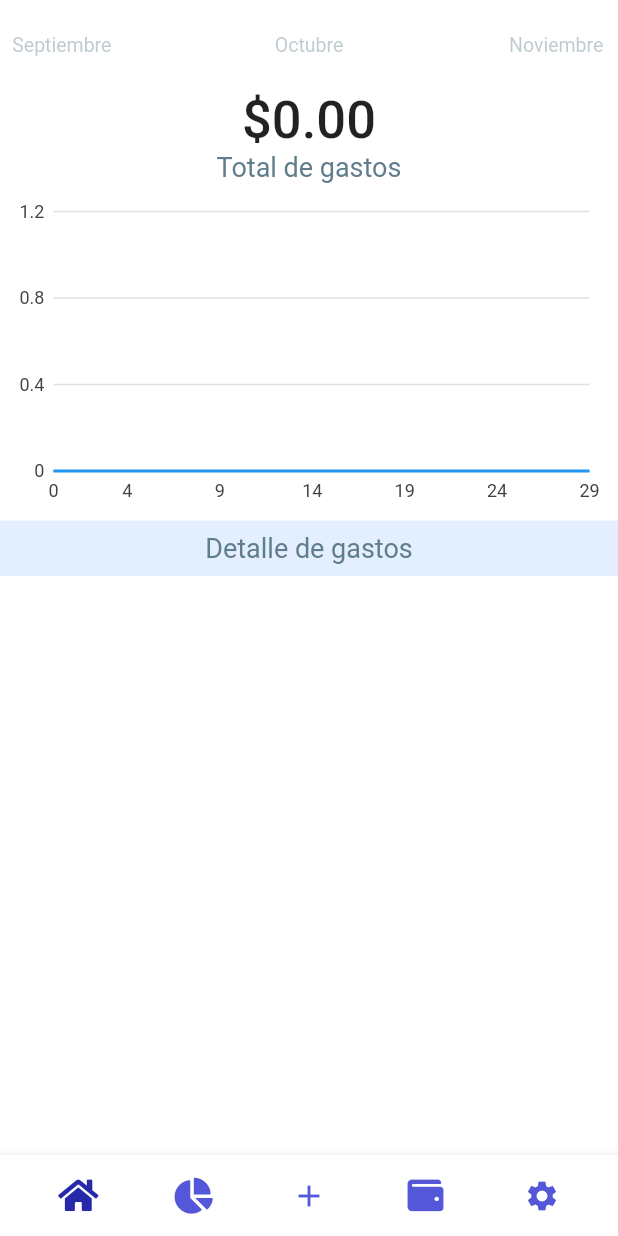
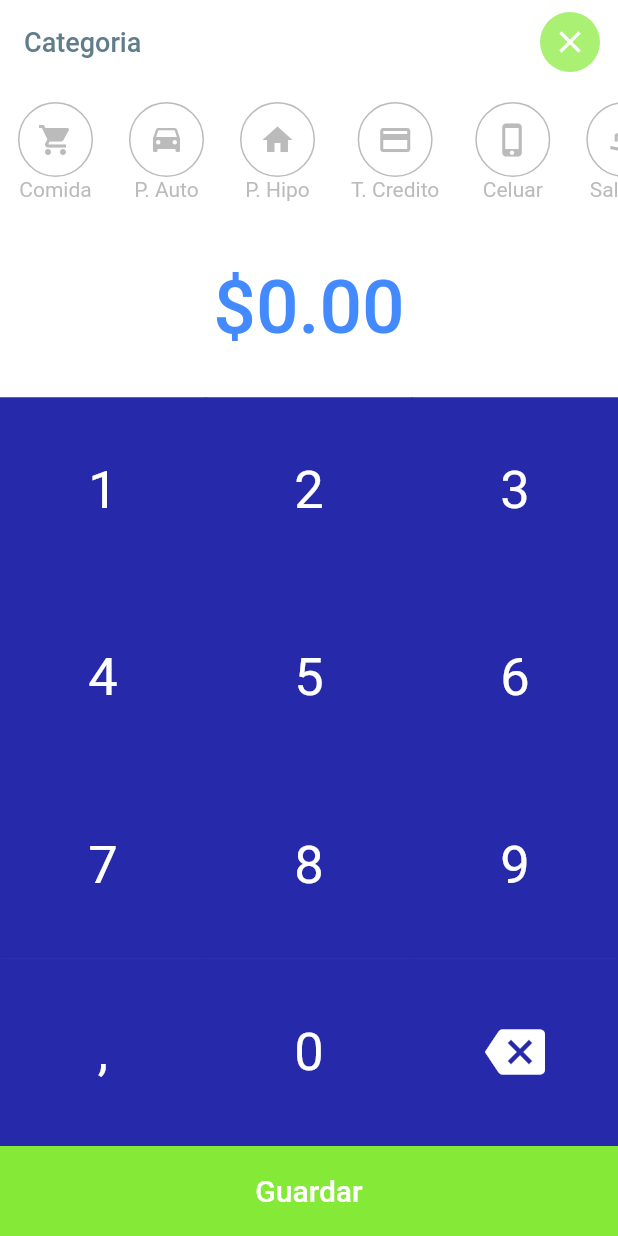
Before and after one commit to jchevalier98/FluuterApp, a Flutter app: the screen it shows after launch, after a tap on the "add" icon, on a phone screen of 412 x 824 dp. Run offline on Flutter 3.47's test engine with Material 2 defaults, Android fonts, the phone set to English and light mode, and no system bars; our stand-ins replace charts_flutter, cloud_firestore, font_awesome_flutter; accounts and stored records are empty.

Commit message:
Se suben cambios del app para implementar bloc

```diff
--- a/lib/main.dart
+++ b/lib/main.dart
@@ -1,4 +1,5 @@
 import 'package:flutter/material.dart';
+import 'package:navigation_bar/pages/add_page.dart';
 
 import 'pages/home.dart';
 
@@ -13,7 +14,10 @@ class MyApp extends StatelessWidget {
         scaffoldBackgroundColor: Colors.white,
         primaryColor: Colors.white
       ),
-      home: Home()
+      routes: {
+        '/': (BuildContext context) => Home(),
+        '/add' : (BuildContext context) => AddPage(),
+      }
     );
   }
 }
--- /dev/null
+++ b/lib/pages/add_page.dart
@@ -0,0 +1,238 @@
+import 'package:cloud_firestore/cloud_firestore.dart';
+import 'package:flutter/material.dart';
+import 'package:font_awesome_flutter/font_awesome_flutter.dart';
+import 'package:navigation_bar/widget/category_selector_widget.dart';
+
+class AddPage extends StatefulWidget {
+  @override
+  _AddPageState createState() => _AddPageState();
+}
+
+class _AddPageState extends State<AddPage> {
+  int amount = 0;
+  var realValue;
+  String category;
+
+  @override
+  Widget build(BuildContext context) {
+    return Scaffold(
+      appBar: AppBar(
+        automaticallyImplyLeading: false,
+        backgroundColor: Colors.transparent,
+        elevation: 0.0,
+        title: Text(
+          "Categoria",
+          style: TextStyle(
+            color: Colors.blueGrey,
+            fontSize: 18.0,
+            fontWeight: FontWeight.w500
+          ),
+        ),
+        actions: <Widget>[
+          Padding(
+            padding: const EdgeInsets.all(8.0),
+            child: Container(
+              decoration: BoxDecoration(
+                shape: BoxShape.circle,
+                color: Color(0xFF85e938).withOpacity(0.7),
+              ),
+              child: IconButton(
+                icon: Icon(
+                  Icons.close,
+                  color: Colors.white,
+                ),
+                onPressed: () {
+                  Navigator.of(context).pop();
+                }
+              ),
+            ),
+          )
+        ],
+      ),
+      body: _body(),
+    );
+  }
+
+  Widget _body() {
+    return Column(
+      children: <Widget>[
+        _categorySelector(),
+        _currentValue(),
+        _numpad(),
+        _submit()
+      ],
+    );
+  }
+
+  Widget _categorySelector() {
+    return Container(
+      height: 90.0,
+      child: CategorySelectionWidget(
+        categories: {
+          "Comida": Icons.shopping_cart,
+          "P. Auto": Icons.time_to_leave,
+          "P. Hipo": Icons.home,
+          "T. Credito": Icons.credit_card,
+          "Celuar": Icons.phone_iphone,
+          "Salidas": Icons.directions_run,
+          "Ropa": FontAwesomeIcons.tshirt,
+          "Alcohol": FontAwesomeIcons.beer,
+          "Otros": Icons.beach_access,
+          //"Añadir": Icons.add,
+        },
+        onValueChanged: (newCategory) => category = newCategory,
+      ),
+    );
+  }
+  Widget _currentValue() {
+
+    realValue = amount / 100.0;
+    return Padding(
+      padding: const EdgeInsets.symmetric(vertical: 30.0),
+      child: Text(
+        "\$${realValue.toStringAsFixed(2)}",
+        style: TextStyle(
+          fontSize: 50.0,
+          fontWeight: FontWeight.w500,
+          color: Colors.blueAccent
+        ),
+      ),
+    );
+  }
+
+  Widget _num(double heigth, String text){
+    return GestureDetector(
+      behavior: HitTestBehavior.opaque,
+      onTap: (){
+        setState(() {
+          if(text == ','){
+            amount = amount * 100;
+          }
+          else{
+            amount = amount * 10 + int.parse(text);
+          }
+        });
+      },
+      child: Container(
+        height: heigth,
+        color: Color(0xFF262aaa),
+        child: Center(
+          child: Text(
+            text,
+            style: TextStyle(
+              color: Colors.white,
+              fontSize: 35.0
+            ),
+          )
+        )
+      )
+    );
+  }
+  Widget _numpad() {
+    return Expanded(
+      child: LayoutBuilder(
+        builder: (BuildContext context, BoxConstraints constraint) {
+          var heigth = constraint.biggest.height / 4;
+          return Table(
+            border: TableBorder.all(
+              color: Color(0xFF262aaa),
+              width: 1.0
+            ),
+            children: [
+              TableRow(
+                children: [
+                  _num(heigth, '1'),
+                  _num(heigth, '2'),
+                  _num(heigth, '3'),
+                ]
+              ),
+              TableRow(
+                children: [
+                  _num(heigth, '4'),
+                  _num(heigth, '5'),
+                  _num(heigth, '6'),
+                ]
+              ),
+              TableRow(
+                children: [
+                  _num(heigth, '7'),
+                  _num(heigth, '8'),
+                  _num(heigth, '9'),
+                ]
+              ),
+              TableRow(
+                children: [
+                  _num(heigth, ','),
+                  _num(heigth, '0'),
+                  GestureDetector(
+                    onTap: (){
+                      setState(() {
+                        amount = amount ~/ 10;
+                      });
+                    },
+                    child: Container(
+                      color: Color(0xFF262aaa),
+                      height : heigth,
+                      child: Center(
+                        child: Icon(
+                          Icons.backspace,
+                          color: Colors.white,
+                          size: 40.0,
+                        ),
+                      ),
+                    )
+                  )
+                ]
+              ),
+            ],
+          );
+        }
+      )
+    );
+  }
+
+  Widget _submit() {
+    return Builder(
+      builder: (BuildContext context){
+        return Hero(
+          tag: "add_button",
+          child: Container(
+            height: 60.0,
+            width: double.infinity,
+            decoration: BoxDecoration(
+              color: Color(0xFF85e938),
+            ),
+            child: MaterialButton(
+              child: Text(
+                "Guardar",
+                style: TextStyle(
+                  color: Colors.white,
+                  fontSize:20.0
+                ),
+              ),
+              onPressed: (){
+                if(amount > 0 && category != null){
+                  Firestore.instance
+                    .collection('expenses')
+                    .document()
+                    .setData({
+                      "category":category,
+                      "amount": realValue,
+                      "day" : DateTime.now().day,
+                      "month": DateTime.now().month
+                    });
+                    Navigator.of(context).pop();
+                }
+                else{
+                  Scaffold.of(context).showSnackBar(
+                    SnackBar(content: Text("Recuerde seleccionar la cateegoria y monto"),)
+                  );
+                }
+              }
+            ),
+          )
+        );
+      }
+    );
+  }
+}
--- a/lib/pages/body.dart
+++ b/lib/pages/body.dart
@@ -11,7 +11,7 @@ class Body extends StatefulWidget {
 class _BodyState extends State<Body> {
 
   PageController _pageController;
-  int currentPage = 2;
+  int currentPage = DateTime.now().month;
   Stream<QuerySnapshot> _query;
 
   @override
@@ -20,24 +20,25 @@ class _BodyState extends State<Body> {
 
     _query = Firestore.instance
       .collection('expenses')
-      .where("month", isEqualTo: currentPage + 1)
+      .where("month", isEqualTo: currentPage)
       .snapshots();
 
     _pageController = PageController(
-      initialPage: 9,
+      initialPage: currentPage,
       viewportFraction: 0.4,
     );
   }
 
   @override
   Widget build(BuildContext context) {
+
     return SafeArea(
       child: Column(
         children: <Widget>[
           _selector(),
           StreamBuilder(
             stream: _query,
-            builder: (BuildContext conteext, AsyncSnapshot<QuerySnapshot> data) {
+            builder: (BuildContext context, AsyncSnapshot<QuerySnapshot> data) {
               if(data.hasData){
                 return MonthWidget(documents: data.data.documents);
               }
@@ -85,6 +86,7 @@ class _BodyState extends State<Body> {
   }
 
   Widget _selector() {
+
     return SizedBox.fromSize(
       size: Size.fromHeight(60.0),
       child: PageView(
--- a/lib/pages/home.dart
+++ b/lib/pages/home.dart
@@ -1,6 +1,5 @@
 import 'package:flutter/material.dart';
 import 'package:navigation_bar/widget/bottom_action.dart';
-import 'package:font_awesome_flutter/font_awesome_flutter.dart';
 import 'package:navigation_bar/pages/body.dart';
 
 class Home extends StatelessWidget{
@@ -15,11 +14,21 @@ class Home extends StatelessWidget{
           mainAxisSize: MainAxisSize.max,
           mainAxisAlignment: MainAxisAlignment.spaceEvenly,
           children: <Widget>[
-            BottomBar(icon: FontAwesomeIcons.home, isSelected: true,),
-            BottomBar(icon: FontAwesomeIcons.chartPie),
-            BottomBar(icon: Icons.add),
-            BottomBar(icon: FontAwesomeIcons.wallet),
-            BottomBar(icon: Icons.settings),
+            BottomBar(icon: Icons.home, isSelected: true, page: '/',),
+            BottomBar(icon: Icons.show_chart, page: '/'),
+            CircleAvatar(
+              radius: 21.0,
+              backgroundColor: Color(0xFF0b1dab),
+              child: new IconButton(
+                icon: new Icon(Icons.add),
+                color: Colors.white,
+                onPressed: () {
+                  Navigator.of(context).pushNamed('/add');
+                },
+              )
+            ),
+            BottomBar(icon: Icons.notifications_none, page: '/'),
+            BottomBar(icon: Icons.perm_identity, page: '/'),
           ],
         ),
       ),
--- /dev/null
+++ b/lib/util/graph_bar_widget.dart
@@ -0,0 +1,81 @@
+import 'package:charts_flutter/flutter.dart';
+import 'package:flutter/material.dart';
+
+
+class SimpleBarChart extends StatefulWidget {
+
+  final List<double> data;
+  const SimpleBarChart({Key key, this.data}) : super(key:key);
+  @override
+  _SimpleBarChartState createState() => _SimpleBarChartState();
+}
+
+
+class _SimpleBarChartState extends State<SimpleBarChart>{
+
+  _onSelectionChanged(SelectionModel model) {
+    final selectedDatum = model.selectedDatum;
+
+    var time;
+    final measures = <String, double>{};
+    if(selectedDatum.isNotEmpty) {
+      time = selectedDatum.first.datum;
+      selectedDatum.forEach((SeriesDatum datumPair) {
+        measures[datumPair.series.displayName] = datumPair.datum;
+      });
+    }
+    print(time);
+  }
+  @override
+  Widget build(BuildContext context) {
+
+    final expenses = new List<DayOfMonth>();
+    for(int i = 0; i < widget.data.length; i++){
+      print(widget.data[i].toString());
+      expenses.add(new DayOfMonth(i.toString(), widget.data[i]));
+    }
+
+    List<Series<DayOfMonth, String>> series = [
+      Series<DayOfMonth, String>(
+        id: 'Mobile',
+        colorFn: (_, __) => MaterialPalette.red.shadeDefault,
+        domainFn: (DayOfMonth index, _) => index.year,
+        measureFn: (DayOfMonth index, _) => index.sales,
+        data: expenses,
+        strokeWidthPxFn: (_, __) => 4,
+      )
+    ];
+
+    final staticTicks = <TickSpec<String>>[
+      TickSpec('0', label: '01'),
+      TickSpec('4', label: '05'),
+      TickSpec('9', label: '10'),
+      TickSpec('14', label: '15'),
+      TickSpec('19', label: '20'),
+      TickSpec('24', label: '25'),
+      TickSpec('29', label: '30'),
+    ];
+
+    return BarChart(
+      series,
+      animate: true,
+      selectionModels: [
+        SelectionModelConfig(
+          type: SelectionModelType.info,
+          changedListener: _onSelectionChanged,
+        )
+      ],
+      domainAxis: new OrdinalAxisSpec(
+        tickProviderSpec: new StaticOrdinalTickProviderSpec(staticTicks)
+      ),
+    );
+  }
+}
+
+/// Sample ordinal data type.
+class DayOfMonth {
+  final String year;
+  final double sales;
+
+  DayOfMonth(this.year, this.sales);
+}
--- a/lib/util/graph_widget.dart
+++ b/lib/util/graph_widget.dart
@@ -16,14 +16,13 @@ class _GraphWidgetState extends State<GraphWidget> {
 
     var time;
     final measures = <String, double>{};
-    if (selectedDatum.isNotEmpty) {
+    if(selectedDatum.isNotEmpty) {
       time = selectedDatum.first.datum;
       selectedDatum.forEach((SeriesDatum datumPair) {
         measures[datumPair.series.displayName] = datumPair.datum;
       });
     }
     print(time);
-    print(measures);
   }
 
   @override
@@ -31,7 +30,7 @@ class _GraphWidgetState extends State<GraphWidget> {
     List<Series<double, num>> series = [
       Series<double, int>(
         id: 'Gasto',
-        colorFn: (_, __) => MaterialPalette.blue.shadeDefault,
+        colorFn: (_, __) => MaterialPalette.red.shadeDefault,
         domainFn: (value, index) => index,
         measureFn: (value, _) => value,
         data: widget.data,
@@ -39,8 +38,9 @@ class _GraphWidgetState extends State<GraphWidget> {
       )
     ];
 
-    return LineChart(series,
-      animate: false,
+    return LineChart(
+      series,
+      animate: true,
       selectionModels: [
         SelectionModelConfig(
           type: SelectionModelType.info,
--- a/lib/util/separator.dart
+++ b/lib/util/separator.dart
@@ -8,7 +8,7 @@ class Separator extends StatelessWidget {
   @override
   Widget build(BuildContext context) {
     return Container(
-      color: Colors.blueAccent.withOpacity(0.15),
+      color: Colors.grey.withOpacity(0.15),
       height: space,
     );
   }
--- a/lib/widget/bottom_action.dart
+++ b/lib/widget/bottom_action.dart
@@ -4,7 +4,8 @@ class BottomBar extends StatelessWidget {
 
   final IconData icon;
   final bool isSelected;
-  const BottomBar({Key key, this.icon, this.isSelected = false}) : super(key: key);
+  final String page;
+  const BottomBar({Key key, this.icon, this.isSelected = false, this.page}) : super(key: key);
 
   @override
   Widget build(BuildContext context) {
@@ -13,11 +14,12 @@ class BottomBar extends StatelessWidget {
         padding: const EdgeInsets.all(15),
         child: Icon(
           icon,
-          //color: const Color(0xFF262AAA),
-          color: isSelected ? Color(0xFF262AAA) : Color(0xFF5458d8),
+          color: isSelected ? Color(0xFF262AAA) : Colors.grey.withOpacity(0.9),
         )
       ),
-      onTap: () {},
+      onTap: () {
+        Navigator.of(context).pushNamed(page);
+      },
     );
   }
 }
--- /dev/null
+++ b/lib/widget/category_selector_widget.dart
@@ -0,0 +1,82 @@
+import 'package:flutter/material.dart';
+
+class CategorySelectionWidget extends StatefulWidget {
+  final Map<String, IconData> categories;
+  final Function(String) onValueChanged;
+
+  const CategorySelectionWidget({Key key, this.categories, this.onValueChanged}) : super(key: key);
+
+  @override
+  _CategorySelectionWidgetState createState() =>
+      _CategorySelectionWidgetState();
+}
+
+class CategoryWidget extends StatelessWidget {
+  final String name;
+  final IconData icon;
+  final bool selected;
+
+  const CategoryWidget({Key key, this.name, this.icon, this.selected}): super(key: key);
+
+  @override
+  Widget build(BuildContext context) {
+    return Padding(
+      padding: const EdgeInsets.symmetric(horizontal: 12.0),
+      child: Column(
+        mainAxisAlignment: MainAxisAlignment.center,
+        children: <Widget>[
+          Container(
+            width: 50,
+            height: 50,
+            decoration: BoxDecoration(
+              borderRadius: BorderRadius.circular(25.0),
+              border: Border.all(
+                color: selected ? Color(0xFF262aaa) : Colors.grey.withOpacity(0.7),
+                width: selected ? 3.0 : 1.0,
+              ),
+            ),
+            child: Icon(
+              icon,
+              color: selected ? Color(0xFF262aaa) : Colors.grey.withOpacity(0.7),
+            ),
+          ),
+          Text(
+            name,
+            style: TextStyle(
+              color: selected ? Color(0xFF262aaa) : Colors.grey.withOpacity(0.7),
+            ),
+          ),
+        ],
+      ),
+    );
+  }
+}
+
+class _CategorySelectionWidgetState extends State<CategorySelectionWidget> {
+  String currentItem = "";
+
+  @override
+  Widget build(BuildContext context) {
+    var widgets = <Widget>[];
+
+    widget.categories.forEach((name, icon) {
+      widgets.add(GestureDetector(
+        onTap: () {
+          setState(() {
+            currentItem = name;
+          });
+          widget.onValueChanged(name);
+        },
+        child: CategoryWidget(
+          name: name,
+          icon: icon,
+          selected: name == currentItem,
+        ),
+      ));
+    });
+    return ListView(
+      scrollDirection: Axis.horizontal,
+      children: widgets,
+    );
+  }
+}
--- a/lib/widget/month.dart
+++ b/lib/widget/month.dart
@@ -10,10 +10,7 @@ class MonthText extends StatelessWidget {
     return Center(
       child: Text(
         "$month",
-        style: styleText/*TextStyle(
-          fontWeight: FontWeight.w500,
-          fontSize: 16.0,
-        ),*/
+        style: styleText
       ),
     );
   }
--- a/lib/widget/month_widget.dart
+++ b/lib/widget/month_widget.dart
@@ -1,7 +1,7 @@
 import 'package:cloud_firestore/cloud_firestore.dart';
 import 'package:flutter/material.dart';
-import 'package:font_awesome_flutter/font_awesome_flutter.dart';
-import 'package:navigation_bar/util/graph_widget.dart';
+import 'package:intl/intl.dart';
+import 'package:navigation_bar/util/graph_bar_widget.dart';
 import 'package:navigation_bar/util/item.dart';
 import 'package:navigation_bar/util/separator.dart';
 
@@ -30,13 +30,11 @@ class MonthWidget extends StatefulWidget {
       return map;
     }),
     super(key : key);
-
   @override
   _MonthWidgetState createState() => _MonthWidgetState();
 }
 
 class _MonthWidgetState extends State<MonthWidget> {
-
   @override
   Widget build(BuildContext context) {
 
@@ -50,10 +48,11 @@ class _MonthWidgetState extends State<MonthWidget> {
             child: _grafics(),
           ),
           Container(
-            color: Colors.blueAccent.withOpacity(0.15),
+            color: Color(0xFFf4f4f4),
             child: Padding(
               padding: const EdgeInsets.all(8.0),
               child: Center(
+
                 child: Text(
                   "Detalle de gastos",
                   style: TextStyle(
@@ -71,14 +70,19 @@ class _MonthWidgetState extends State<MonthWidget> {
   }
 
   Widget _expensas() {
+
+    double totalAmount = widget.total;
+    final format = new NumberFormat("#,##0.00", "en_US");
+
     return Column(
       children: <Widget>[
         Center(
           child: Text(
-            "\$${widget.total.toStringAsFixed(2)}",
+            "\$${format.format(totalAmount)}",
             style: TextStyle(
-              fontWeight: FontWeight.w500,
-              fontSize: 35.0,
+              fontWeight: FontWeight.bold,
+              fontSize: 30.0,
+              color: Color(0xFF0b1dab)
             ),
           ),
         ),
@@ -86,8 +90,8 @@ class _MonthWidgetState extends State<MonthWidget> {
           child: Text(
             "Total de gastos",
             style: TextStyle(
-              fontSize: 18.0,
-              color: Colors.blueGrey
+              fontSize: 15.0,
+              color: Color(0xFF0b1dab),
             ),
           ),
         ),
@@ -98,26 +102,27 @@ class _MonthWidgetState extends State<MonthWidget> {
   Widget _grafics() {
     return Container(
       height: 215,
-      child: GraphWidget(data: widget.perDay),
+      //child: GraphWidget(data: widget.perDay),
+      child: SimpleBarChart(data: widget.perDay),
     );
   }
 
   Widget _listData() {
     return Expanded(
       child: ListView.separated(
+        padding: const EdgeInsets.all(15.0),
         itemCount: widget.categories.keys.length,
         itemBuilder: (BuildContext context, int index) {
           var key = widget.categories.keys.elementAt(index);
           var data = widget.categories[key];
           return Item(
-            icon : FontAwesomeIcons.shoppingCart,
             name: key,
             percent: 100 * data ~/ widget.total,
             amount: data
           );
         },
         separatorBuilder: (BuildContext context, int index) {
-          return Separator(space: 3.0,);
+          return Separator(space: 1.0,);
         },
       ),
     );
--- a/pubspec.yaml
+++ b/pubspec.yaml
@@ -14,6 +14,7 @@ dependencies:
   font_awesome_flutter: ^8.4.0
   charts_flutter: ^0.6.0
   cloud_firestore: ^0.13.4+2
+  intl: ^0.15.2
 
 dev_dependencies:
   flutter_test:
```
Also changed, not shown: lib/pages/selector.dart (deleted, +0 -91 lines), lib/util/item.dart (+48 -13 lines), flutter_01.png (deleted), pubspec.lock, 1 other file.
